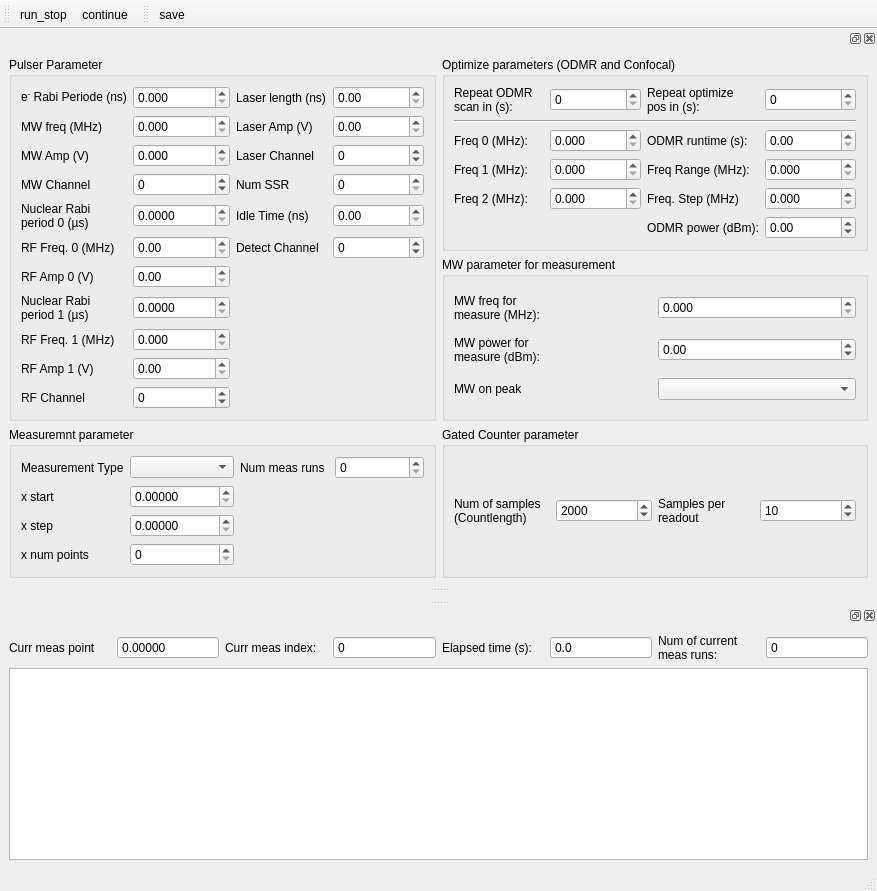
Old version of the form gui/nuclear_operations/ui_nuclear_operations_gui.ui in the repository Ulm-IQO/qudi.
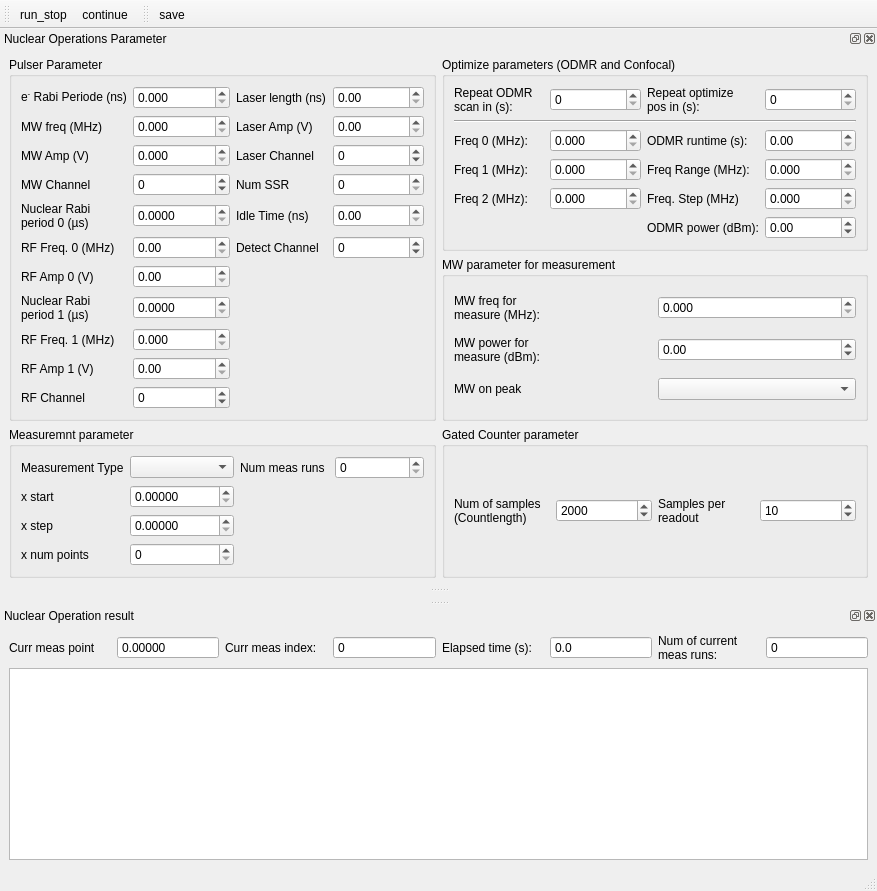
New version of the form. Icons and pictures are not drawn. Custom widgets are drawn as their Qt base class.

Commit message: Remove all & signs in the name of the DockWidgets in the ui files.

What changed in the file:
```diff
--- a/gui/nuclear_operations/ui_nuclear_operations_gui.ui
+++ b/gui/nuclear_operations/ui_nuclear_operations_gui.ui
@@ -26,6 +26,9 @@
   </widget>
   <widget class="QStatusBar" name="statusbar"/>
   <widget class="QDockWidget" name="dockWidget_2">
+   <property name="windowTitle">
+    <string>Nuclear Operations Parameter</string>
+   </property>
    <attribute name="dockWidgetArea">
     <number>4</number>
    </attribute>
@@ -659,6 +662,9 @@
    </widget>
   </widget>
   <widget class="QDockWidget" name="dockWidget_3">
+   <property name="windowTitle">
+    <string>Nuclear Operation result</string>
+   </property>
    <attribute name="dockWidgetArea">
     <number>8</number>
    </attribute>
```
The commit also changes 6 other files.
